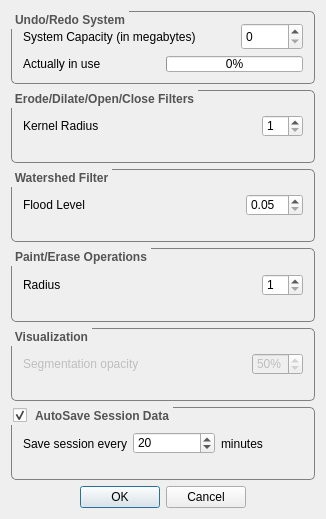
Before: the Qt Designer form QtPreferences.ui in FelixdelasPozas/EspinaVolumeEditor, drawn with Qt 5.
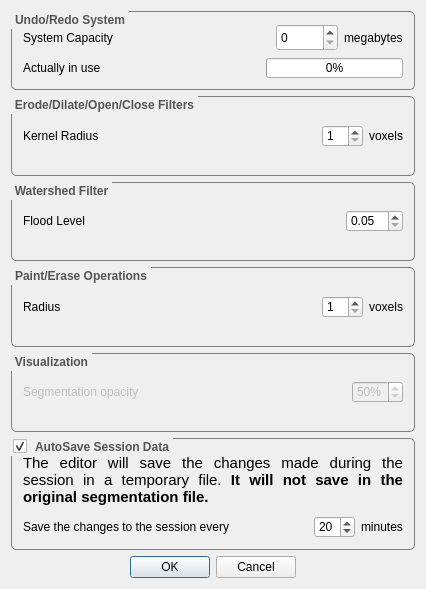
After: the same form once the commit is applied. Icons and pictures are not drawn.

Commit message: Added shortcuts for selection and morphological operations, and a help screen to show them. Sereveral minor fixes (application caption when saving and restoring session, not allowing to close a contour with less than three nodes & resetting the cursor when destroying the contourwidget class). Modified the preferences dialog.

```diff
--- a/QtPreferences.ui
+++ b/QtPreferences.ui
@@ -9,8 +9,8 @@
    <rect>
     <x>0</x>
     <y>0</y>
-    <width>324</width>
-    <height>519</height>
+    <width>426</width>
+    <height>589</height>
    </rect>
   </property>
   <property name="sizePolicy">
@@ -21,14 +21,8 @@
   </property>
   <property name="minimumSize">
    <size>
-    <width>324</width>
-    <height>519</height>
-   </size>
-  </property>
-  <property name="maximumSize">
-   <size>
-    <width>324</width>
-    <height>519</height>
+    <width>426</width>
+    <height>589</height>
    </size>
   </property>
   <property name="contextMenuPolicy">
@@ -75,26 +69,14 @@
      </property>
      <layout class="QVBoxLayout" name="verticalLayout_2">
       <item>
-       <layout class="QHBoxLayout" name="horizontalLayout" stretch="1,0">
+       <layout class="QHBoxLayout" name="horizontalLayout" stretch="1,0,0">
         <item>
          <widget class="QLabel" name="label_2">
-          <property name="minimumSize">
-           <size>
-            <width>212</width>
-            <height>27</height>
-           </size>
-          </property>
-          <property name="maximumSize">
-           <size>
-            <width>212</width>
-            <height>27</height>
-           </size>
-          </property>
           <property name="toolTip">
            <string>System capacity in Megabytes</string>
           </property>
           <property name="text">
-           <string>System Capacity (in megabytes)</string>
+           <string>System Capacity</string>
           </property>
          </widget>
         </item>
@@ -114,6 +96,13 @@
           </property>
          </widget>
         </item>
+        <item>
+         <widget class="QLabel" name="label_10">
+          <property name="text">
+           <string>megabytes</string>
+          </property>
+         </widget>
+        </item>
        </layout>
       </item>
       <item>
@@ -136,13 +125,13 @@
           <property name="minimumSize">
            <size>
             <width>137</width>
-            <height>16</height>
+            <height>20</height>
            </size>
           </property>
           <property name="maximumSize">
            <size>
             <width>137</width>
-            <height>16</height>
+            <height>20</height>
            </size>
           </property>
           <property name="value">
@@ -182,7 +171,7 @@
      </property>
      <layout class="QVBoxLayout" name="verticalLayout_3">
       <item>
-       <layout class="QHBoxLayout" stretch="1,0">
+       <layout class="QHBoxLayout" stretch="1,0,0">
         <property name="sizeConstraint">
          <enum>QLayout::SetDefaultConstraint</enum>
         </property>
@@ -230,6 +219,13 @@
           </property>
          </widget>
         </item>
+        <item>
+         <widget class="QLabel" name="label_11">
+          <property name="text">
+           <string>voxels</string>
+          </property>
+         </widget>
+        </item>
        </layout>
       </item>
      </layout>
@@ -315,7 +311,7 @@
      </property>
      <layout class="QVBoxLayout" name="verticalLayout_6">
       <item>
-       <layout class="QHBoxLayout" name="horizontalLayout_6" stretch="1,0">
+       <layout class="QHBoxLayout" name="horizontalLayout_6" stretch="1,0,0">
         <item>
          <widget class="QLabel" name="label_8">
           <property name="text">
@@ -336,6 +332,13 @@
           </property>
          </widget>
         </item>
+        <item>
+         <widget class="QLabel" name="label_12">
+          <property name="text">
+           <string>voxels</string>
+          </property>
+         </widget>
+        </item>
        </layout>
       </item>
      </layout>
@@ -425,11 +428,48 @@
      <property name="checkable">
       <bool>true</bool>
      </property>
-     <layout class="QHBoxLayout" name="horizontalLayout_4">
+     <layout class="QVBoxLayout" name="verticalLayout_7">
+      <item>
+       <widget class="QLabel" name="label_9">
+        <property name="minimumSize">
+         <size>
+          <width>0</width>
+          <height>60</height>
+         </size>
+        </property>
+        <property name="text">
+         <string>&lt;!DOCTYPE HTML PUBLIC &quot;-//W3C//DTD HTML 4.0//EN&quot; &quot;http://www.w3.org/TR/REC-html40/strict.dtd&quot;&gt;
+&lt;html&gt;&lt;head&gt;&lt;meta name=&quot;qrichtext&quot; content=&quot;1&quot; /&gt;&lt;style type=&quot;text/css&quot;&gt;
+p, li { white-space: pre-wrap; }
+&lt;/style&gt;&lt;/head&gt;&lt;body style=&quot; font-family:'Ubuntu'; font-size:11pt; font-weight:400; font-style:normal;&quot;&gt;
+&lt;p style=&quot; margin-top:0px; margin-bottom:0px; margin-left:0px; margin-right:0px; -qt-block-indent:0; text-indent:0px;&quot;&gt;The editor will save the changes made during the session in a temporary file.&lt;span style=&quot; font-weight:600;&quot;&gt; It will not save in the original segmentation file.&lt;/span&gt;&lt;/p&gt;&lt;/body&gt;&lt;/html&gt;</string>
+        </property>
+        <property name="textFormat">
+         <enum>Qt::RichText</enum>
+        </property>
+        <property name="scaledContents">
+         <bool>false</bool>
+        </property>
+        <property name="alignment">
+         <set>Qt::AlignJustify|Qt::AlignVCenter</set>
+        </property>
+        <property name="wordWrap">
+         <bool>true</bool>
+        </property>
+        <property name="margin">
+         <number>0</number>
+        </property>
+        <property name="textInteractionFlags">
+         <set>Qt::NoTextInteraction</set>
+        </property>
+       </widget>
+      </item>
+      <item>
+       <layout class="QHBoxLayout" name="horizontalLayout_4" stretch="1,0,0">
       <item>
        <widget class="QLabel" name="label_6">
         <property name="text">
-         <string>Save session every</string>
+           <string>Save the changes to the session every</string>
         </property>
        </widget>
       </item>
@@ -458,6 +498,8 @@
          <string>minutes</string>
         </property>
        </widget>
+        </item>
+       </layout>
       </item>
      </layout>
     </widget>
```
Lines whose indentation alone changed are shown as unchanged. The commit also changes 12 other files.
